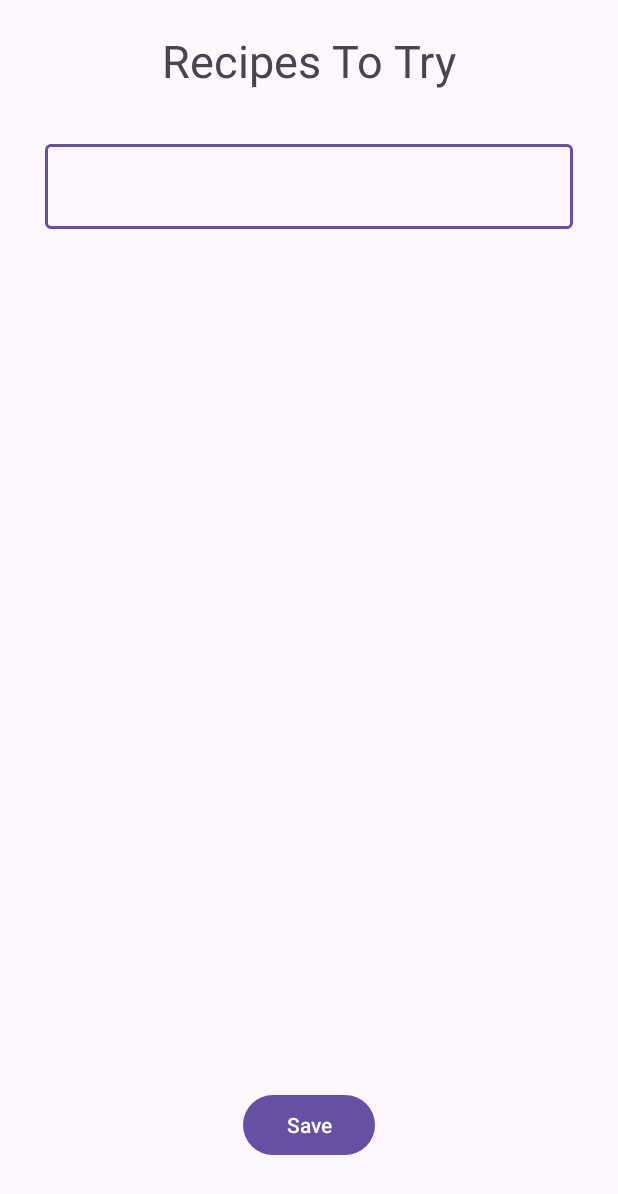
After one commit to ctgchris/dishcovery, an Android app: the NotesActivity screen opened directly, with no data from a screen before it, on a phone screen of 412 x 824 dp. The commit adds this screen. Shown: the top 1194 px of the screen. Run offline under Robolectric (Android 15) with nearby library versions, the phone set to English and light mode, and no system bars.

Commit message:
Notes feature

```diff
--- a/app/src/main/AndroidManifest.xml
+++ b/app/src/main/AndroidManifest.xml
@@ -3,6 +3,7 @@
     xmlns:tools="http://schemas.android.com/tools">
     <uses-permission android:name="android.permission.INTERNET" />
     <uses-permission android:name="android.permission.ACCESS_NETWORK_STATE"/>
+    <uses-permission android:name="android.permission.READ_MEDIA_IMAGES"/>
 
 
     <application
@@ -31,8 +32,9 @@
         <activity android:name=".LoginActivity" />
         <activity android:name=".FeedActivity"/>
         <activity android:name=".AddRecipeActivity"/>
-        <activity android:name="RecipeActivity"/>
+        <activity android:name=".RecipeActivity"/>
         <activity android:name=".Recipe"/>
+        <activity android:name=".NotesActivity"/>
 
 
     </application>
--- /dev/null
+++ b/app/src/main/java/com/example/groupproject/NotesActivity.kt
@@ -0,0 +1,33 @@
+package com.example.groupproject
+
+import android.content.Context
+import android.content.SharedPreferences
+import android.os.Bundle
+import android.os.PersistableBundle
+import android.widget.Button
+import android.widget.EditText
+import androidx.appcompat.app.AppCompatActivity
+import com.google.android.material.textfield.TextInputEditText
+
+class NotesActivity : AppCompatActivity() {
+    private lateinit var notesET : TextInputEditText
+    private lateinit var saveButton : Button
+    private lateinit var sharedPreferences: SharedPreferences
+    override fun onCreate(savedInstanceState: Bundle?) {
+        super.onCreate(savedInstanceState)
+        setContentView(R.layout.notes)
+
+        sharedPreferences = getSharedPreferences("MyPrefs", Context.MODE_PRIVATE)
+        notesET = findViewById(R.id.notesET)
+        saveButton = findViewById(R.id.saveButton)
+        saveButton.setOnClickListener { saveNotes() }
+
+        notesET.setText(sharedPreferences.getStringSet("saved", setOf())!!.joinToString("\n"))
+    }
+
+    fun saveNotes() {
+        var set : Set<String> = notesET.text.toString().split("\n").toSet()
+        sharedPreferences.edit().putStringSet("saved", set).apply()
+        finish()
+    }
+}
--- a/app/src/main/java/com/example/groupproject/RecipeActivity.kt
+++ b/app/src/main/java/com/example/groupproject/RecipeActivity.kt
@@ -1,8 +1,10 @@
 package com.example.groupproject
 
 import android.content.Intent
+import android.content.SharedPreferences
 import android.net.Uri
 import android.os.Bundle
+import android.util.Log
 import android.widget.Button
 import android.widget.ImageView
 import android.widget.TextView
@@ -15,6 +17,7 @@ import com.google.firebase.database.FirebaseDatabase
 class RecipeActivity : AppCompatActivity() {
     private lateinit var uploadImageButton : Button
     private lateinit var recipeImage : ImageView
+    private lateinit var sharedPreferences: SharedPreferences
     override fun onCreate(savedInstanceState: Bundle?) {
         super.onCreate(savedInstanceState)
         setContentView(R.layout.recipe_activity)
@@ -24,6 +27,7 @@ class RecipeActivity : AppCompatActivity() {
         val recipeIngredients : TextView = findViewById(R.id.recipeIngredients)
         val backButton : Button = findViewById(R.id.recipeBackButton)
         backButton.setOnClickListener { finish() }
+        sharedPreferences = getSharedPreferences("MyPrefs", MODE_PRIVATE)
 
         val bundle : Bundle? = intent.extras
         recipeName.text = bundle!!.getString("name")
--- /dev/null
+++ b/app/src/main/res/layout/notes.xml
@@ -0,0 +1,38 @@
+<?xml version="1.0" encoding="utf-8"?>
+<RelativeLayout xmlns:android="http://schemas.android.com/apk/res/android"
+    android:layout_width="match_parent"
+    android:layout_height="match_parent">
+
+    <TextView
+        android:id="@+id/notesTitle"
+        android:layout_width="wrap_content"
+        android:layout_height="wrap_content"
+        android:text="Recipes To Try"
+        android:layout_centerHorizontal="true"
+        android:layout_marginTop="20dp"
+        android:textSize="30dp"/>
+
+    <Button
+        android:id="@+id/saveButton"
+        android:layout_width="wrap_content"
+        android:layout_height="wrap_content"
+        android:text="Save"
+        android:layout_alignParentBottom="true"
+        android:layout_centerHorizontal="true"
+        android:layout_marginBottom="50dp"/>
+
+    <com.google.android.material.textfield.TextInputLayout
+        android:layout_width="match_parent"
+        android:layout_height="wrap_content"
+        android:layout_marginStart="30dp"
+        android:layout_marginEnd="30dp"
+        android:layout_marginTop="30dp"
+        android:layout_below="@id/notesTitle">
+
+        <com.google.android.material.textfield.TextInputEditText
+            android:id="@+id/notesET"
+            android:layout_width="match_parent"
+            android:layout_height="wrap_content"
+            android:hint="" />
+    </com.google.android.material.textfield.TextInputLayout>
+</RelativeLayout>
```
Also changed, not shown: app/src/main/java/com/example/groupproject/FeedActivity.kt (+9 -0 lines), app/src/main/res/layout/feed.xml (+13 -6 lines).
